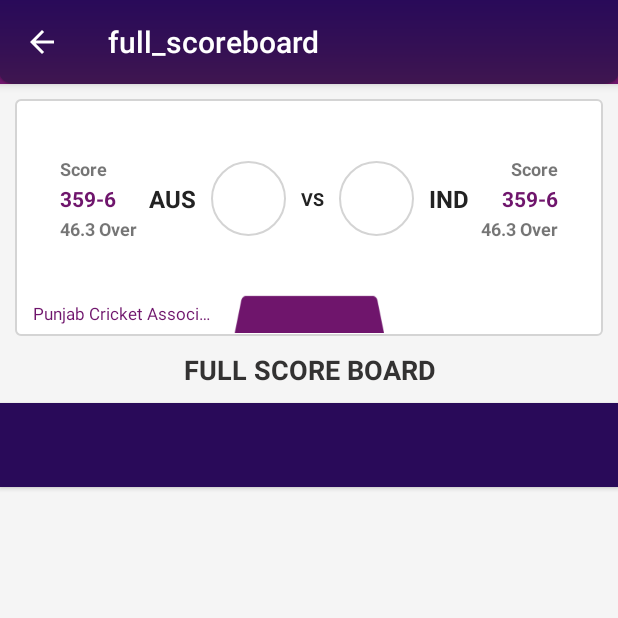
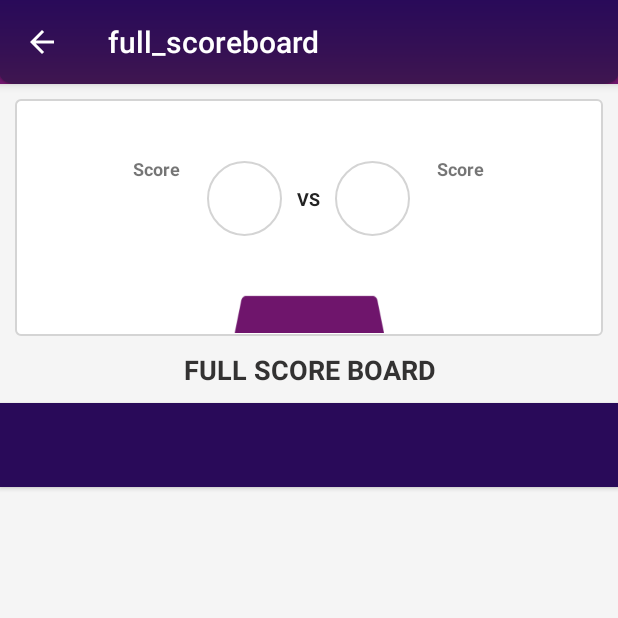
Before and after one commit to gadhpurinfotech/IPL-LIVE-SCORE, an Android app: the full_scoreboard screen opened directly, with no data from a screen before it, on a phone screen of 412 x 824 dp, the top half of it. Run offline under Robolectric (Android 15) with nearby library versions, the phone set to English and light mode, and no system bars; our stand-ins replace Picasso, Volley; libraries missing offline, so code that uses them is left out: com.facebook.ads; network calls fail; pictures from the network do not load; 6 statements that could not run were skipped.

Commit message:
31/03/2019 11:53AM Auto Update cancel

```diff
--- a/app/src/main/java/com/gadhpurinfotech/cricketlivescore/activity/full_scoreboard.java
+++ b/app/src/main/java/com/gadhpurinfotech/cricketlivescore/activity/full_scoreboard.java
@@ -224,6 +224,7 @@ public class full_scoreboard extends AppCompatActivity {
                         String NoOfIngs = header.getString("NoOfIngs");
 
                         if (!mchState.isEmpty() && mchState.toLowerCase().equals("complete")) {
+                            autoUpdate.cancel();
                             content_full_livestatus.setText("COMPLETED");
                         } else {
                             content_full_livestatus.setText("LIVE");
--- a/app/src/main/res/layout/content_full_scoreboard.xml
+++ b/app/src/main/res/layout/content_full_scoreboard.xml
@@ -59,7 +59,7 @@
                     android:layout_height="wrap_content"
                     android:paddingTop="2dp"
                     android:paddingBottom="2dp"
-                    android:text="359-6"
+                    android:text=""
                     android:textColor="#6f156c"
                     android:textSize="14dp"
                     android:textStyle="bold" />
@@ -68,7 +68,7 @@
                     android:id="@+id/content_full_team1_Over"
                     android:layout_width="wrap_content"
                     android:layout_height="wrap_content"
-                    android:text="46.3 Over"
+                    android:text=""
                     android:textSize="12dp"
                     android:textStyle="bold" />
             </LinearLayout>
@@ -79,7 +79,7 @@
                 android:layout_height="wrap_content"
                 android:layout_marginLeft="8dp"
                 android:singleLine="true"
-                android:text="AUS"
+                android:text=""
                 android:textColor="#222"
                 android:textSize="16dp"
                 android:textStyle="bold" />
@@ -117,7 +117,7 @@
                 android:layout_alignParentRight="true"
                 android:layout_marginRight="8dp"
                 android:singleLine="true"
-                android:text="IND"
+                android:text=""
                 android:textColor="#222"
                 android:textSize="16dp"
                 android:textStyle="bold" />
@@ -143,7 +143,7 @@
                     android:layout_gravity="right"
                     android:paddingTop="2dp"
                     android:paddingBottom="2dp"
-                    android:text="359-6"
+                    android:text=""
                     android:textColor="#6f156c"
                     android:textSize="14dp"
                     android:textStyle="bold" />
@@ -153,7 +153,7 @@
                     android:layout_width="wrap_content"
                     android:layout_height="wrap_content"
                     android:layout_gravity="right"
-                    android:text="46.3 Over"
+                    android:text=""
                     android:textSize="12dp"
                     android:textStyle="bold" />
             </LinearLayout>
@@ -187,7 +187,7 @@
                 android:ellipsize="end"
                 android:gravity="center_vertical"
                 android:maxLines="1"
-                android:text="Punjab Cricket Association IS Bindra Stadium"
+                android:text=""
                 android:textColor="#6f156c"
                 android:textSize="11dp" />
 
```
